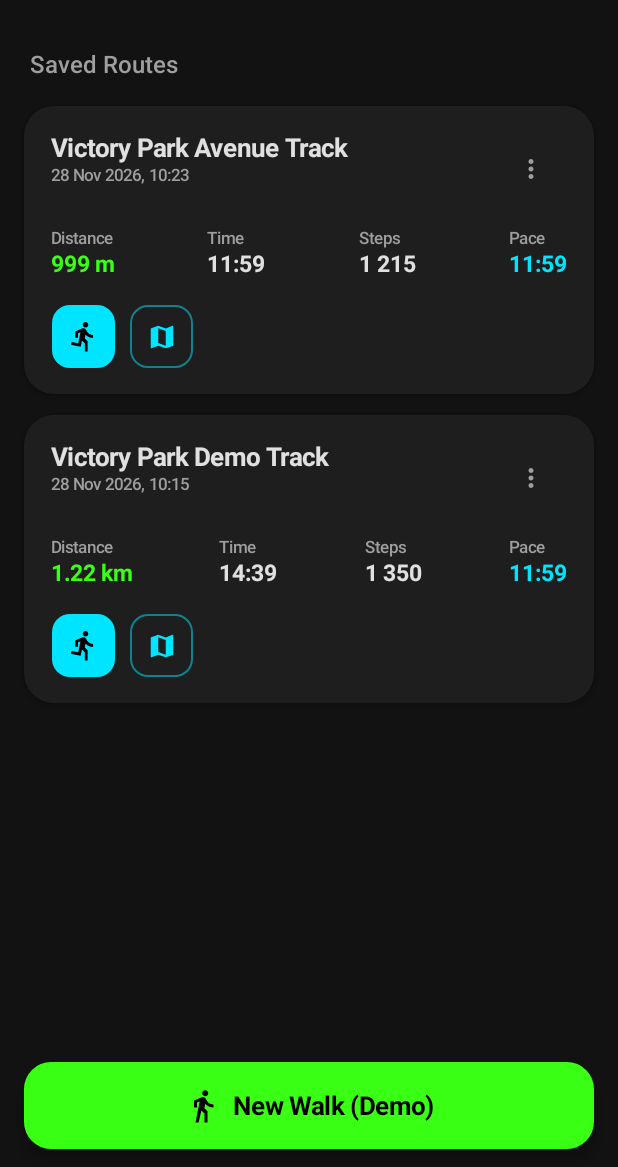
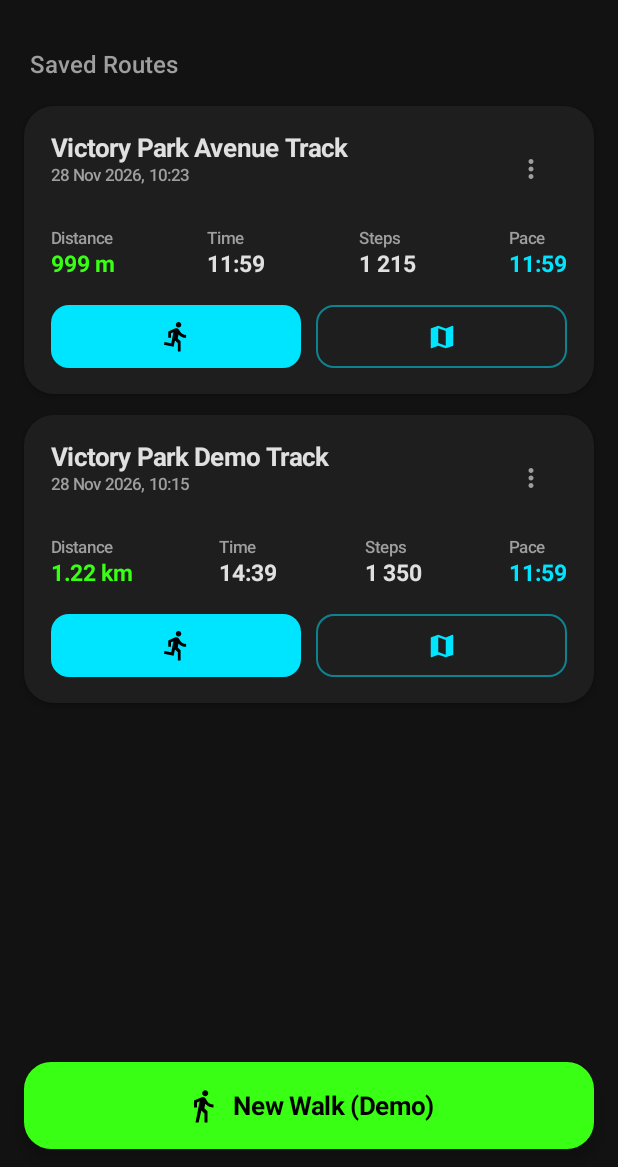
Before and after one commit to efimovnikita/PaceGhost, an Android app built with Jetpack Compose: the composable HomeScreen shown on its own in the app's theme, after a tap on "Demo", on a phone screen of 412 x 824 dp, the part 69-1236 px from its top. Run offline under Robolectric (Android 15) with nearby library versions, the phone set to English and light mode, and no system bars; our stand-ins replace Room's generated code.

Commit message:
style(home): make WalkCard action buttons split card width equally

```diff
--- a/app/src/main/java/com/paceghost/app/ui/home/components/WalkCard.kt
+++ b/app/src/main/java/com/paceghost/app/ui/home/components/WalkCard.kt
@@ -206,7 +206,9 @@ fun WalkCard(
                 // Challenge Ghost button (prominent primary action with running icon only)
                 FilledIconButton(
                     onClick = { onChallengeGhost(walk.id) },
-                    modifier = Modifier.size(42.dp),
+                    modifier = Modifier
+                        .weight(1f)
+                        .height(42.dp),
                     shape = RoundedCornerShape(12.dp),
                     colors = IconButtonDefaults.filledIconButtonColors(
                         containerColor = CyanGhost,
@@ -223,7 +225,9 @@ fun WalkCard(
                 // View track on map button
                 OutlinedIconButton(
                     onClick = { onPreviewTrack(walk.id) },
-                    modifier = Modifier.size(42.dp),
+                    modifier = Modifier
+                        .weight(1f)
+                        .height(42.dp),
                     shape = RoundedCornerShape(12.dp),
                     border = BorderStroke(1.dp, CyanGhost.copy(alpha = 0.5f)),
                     colors = IconButtonDefaults.outlinedIconButtonColors(
```
